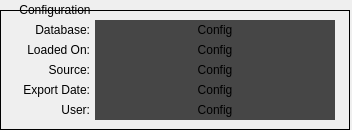
Old version of the form mps_config_embed.ui in the repository ad-build-test/pydm-mps.
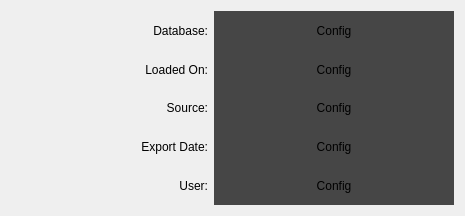
New version of the form. Custom widgets are drawn as their Qt base class.

Patch:
```diff
--- a/mps_config_embed.ui
+++ b/mps_config_embed.ui
@@ -6,100 +6,21 @@
    <rect>
     <x>0</x>
     <y>0</y>
-    <width>352</width>
-    <height>130</height>
+    <width>465</width>
+    <height>216</height>
    </rect>
   </property>
   <property name="windowTitle">
    <string>Form</string>
   </property>
-  <widget class="QFrame" name="frame">
-   <property name="geometry">
-    <rect>
-     <x>0</x>
-     <y>10</y>
-     <width>350</width>
-     <height>120</height>
-    </rect>
-   </property>
-   <property name="frameShape">
-    <enum>QFrame::Box</enum>
-   </property>
-   <property name="frameShadow">
-    <enum>QFrame::Plain</enum>
-   </property>
-   <widget class="QLabel" name="label_2">
-    <property name="geometry">
-     <rect>
-      <x>5</x>
-      <y>10</y>
-      <width>85</width>
-      <height>20</height>
-     </rect>
-    </property>
-    <property name="text">
-     <string>Database:</string>
-    </property>
-    <property name="alignment">
-     <set>Qt::AlignRight|Qt::AlignTrailing|Qt::AlignVCenter</set>
-    </property>
-   </widget>
-   <widget class="PyDMLabel" name="PyDMLabel">
-    <property name="geometry">
-     <rect>
-      <x>95</x>
-      <y>10</y>
-      <width>240</width>
-      <height>20</height>
-     </rect>
-    </property>
-    <property name="toolTip">
-     <string/>
-    </property>
-    <property name="styleSheet">
-     <string notr="true">background-color: rgb(70, 70, 70);</string>
-    </property>
-    <property name="text">
-     <string>Config</string>
-    </property>
-    <property name="alignment">
-     <set>Qt::AlignCenter</set>
-    </property>
-    <property name="margin">
-     <number>3</number>
-    </property>
-    <property name="alarmSensitiveContent" stdset="0">
-     <bool>true</bool>
-    </property>
-    <property name="channel" stdset="0">
-     <string>ca://${P}:CONFIG_VERSION</string>
-    </property>
-   </widget>
-   <widget class="QLabel" name="label_3">
-    <property name="geometry">
-     <rect>
-      <x>5</x>
-      <y>30</y>
-      <width>85</width>
-      <height>20</height>
-     </rect>
-    </property>
-    <property name="text">
-     <string>Loaded On:</string>
-    </property>
-    <property name="alignment">
-     <set>Qt::AlignRight|Qt::AlignTrailing|Qt::AlignVCenter</set>
-    </property>
-   </widget>
+  <layout class="QGridLayout" name="gridLayout_2">
+   <item row="0" column="0">
+    <layout class="QGridLayout" name="gridLayout">
+     <property name="verticalSpacing">
+      <number>0</number>
+     </property>
+     <item row="2" column="0">
    <widget class="QLabel" name="label_4">
-    <property name="geometry">
-     <rect>
-      <x>5</x>
-      <y>50</y>
-      <width>85</width>
-      <height>20</height>
-     </rect>
-    </property>
     <property name="text">
      <string>Source:</string>
     </property>
@@ -107,15 +28,19 @@
      <set>Qt::AlignRight|Qt::AlignTrailing|Qt::AlignVCenter</set>
     </property>
    </widget>
+     </item>
+     <item row="1" column="0">
+      <widget class="QLabel" name="label_3">
+       <property name="text">
+        <string>Loaded On:</string>
+       </property>
+       <property name="alignment">
+        <set>Qt::AlignRight|Qt::AlignTrailing|Qt::AlignVCenter</set>
+       </property>
+      </widget>
+     </item>
+     <item row="3" column="0">
    <widget class="QLabel" name="label_5">
-    <property name="geometry">
-     <rect>
-      <x>5</x>
-      <y>70</y>
-      <width>85</width>
-      <height>20</height>
-     </rect>
-    </property>
     <property name="text">
      <string>Export Date:</string>
     </property>
@@ -123,30 +48,14 @@
      <set>Qt::AlignRight|Qt::AlignTrailing|Qt::AlignVCenter</set>
     </property>
    </widget>
-   <widget class="QLabel" name="label_6">
-    <property name="geometry">
-     <rect>
-      <x>5</x>
-      <y>90</y>
-      <width>85</width>
-      <height>20</height>
-     </rect>
-    </property>
-    <property name="text">
-     <string>User:</string>
-    </property>
-    <property name="alignment">
-     <set>Qt::AlignRight|Qt::AlignTrailing|Qt::AlignVCenter</set>
-    </property>
-   </widget>
-   <widget class="PyDMLabel" name="PyDMLabel_2">
-    <property name="geometry">
-     <rect>
-      <x>95</x>
-      <y>30</y>
+     </item>
+     <item row="3" column="1">
+      <widget class="PyDMLabel" name="PyDMLabel_5">
+       <property name="minimumSize">
+        <size>
       <width>240</width>
-      <height>20</height>
-     </rect>
+         <height>25</height>
+        </size>
     </property>
     <property name="toolTip">
      <string/>
@@ -167,17 +76,27 @@
      <bool>true</bool>
     </property>
     <property name="channel" stdset="0">
-     <string>ca://${P}:ENGINE_START_TIME_STR</string>
-    </property>
-   </widget>
+        <string>ca://${P}:CONFIG_DB_DATE</string>
+       </property>
+      </widget>
+     </item>
+     <item row="0" column="0">
+      <widget class="QLabel" name="label_2">
+       <property name="text">
+        <string>Database:</string>
+       </property>
+       <property name="alignment">
+        <set>Qt::AlignRight|Qt::AlignTrailing|Qt::AlignVCenter</set>
+       </property>
+      </widget>
+     </item>
+     <item row="1" column="1">
    <widget class="PyDMLabel" name="PyDMLabel_3">
-    <property name="geometry">
-     <rect>
-      <x>95</x>
-      <y>50</y>
+       <property name="minimumSize">
+        <size>
       <width>240</width>
-      <height>20</height>
-     </rect>
+         <height>25</height>
+        </size>
     </property>
     <property name="toolTip">
      <string/>
@@ -198,17 +117,17 @@
      <bool>true</bool>
     </property>
     <property name="channel" stdset="0">
-     <string>ca://${P}:CONFIG_DB_SRC</string>
-    </property>
-   </widget>
+        <string>ca://${P}:ENGINE_START_TIME_STR</string>
+       </property>
+      </widget>
+     </item>
+     <item row="2" column="1">
    <widget class="PyDMLabel" name="PyDMLabel_4">
-    <property name="geometry">
-     <rect>
-      <x>95</x>
-      <y>70</y>
+       <property name="minimumSize">
+        <size>
       <width>240</width>
-      <height>20</height>
-     </rect>
+         <height>25</height>
+        </size>
     </property>
     <property name="toolTip">
      <string/>
@@ -229,17 +148,58 @@
      <bool>true</bool>
     </property>
     <property name="channel" stdset="0">
-     <string>ca://${P}:CONFIG_DB_DATE</string>
-    </property>
-   </widget>
-   <widget class="PyDMLabel" name="PyDMLabel_5">
-    <property name="geometry">
-     <rect>
-      <x>95</x>
-      <y>90</y>
+        <string>ca://${P}:CONFIG_DB_SRC</string>
+       </property>
+      </widget>
+     </item>
+     <item row="0" column="1">
+      <widget class="PyDMLabel" name="PyDMLabel_2">
+       <property name="minimumSize">
+        <size>
       <width>240</width>
-      <height>20</height>
-     </rect>
+         <height>25</height>
+        </size>
+       </property>
+       <property name="toolTip">
+        <string/>
+       </property>
+       <property name="styleSheet">
+        <string notr="true">background-color: rgb(70, 70, 70);</string>
+       </property>
+       <property name="text">
+        <string>Config</string>
+       </property>
+       <property name="alignment">
+        <set>Qt::AlignCenter</set>
+       </property>
+       <property name="margin">
+        <number>3</number>
+       </property>
+       <property name="alarmSensitiveContent" stdset="0">
+        <bool>true</bool>
+       </property>
+       <property name="channel" stdset="0">
+        <string>ca://${P}:CONFIG_VERSION</string>
+       </property>
+      </widget>
+     </item>
+     <item row="4" column="0">
+      <widget class="QLabel" name="label_6">
+       <property name="text">
+        <string>User:</string>
+       </property>
+       <property name="alignment">
+        <set>Qt::AlignRight|Qt::AlignTrailing|Qt::AlignVCenter</set>
+       </property>
+      </widget>
+     </item>
+     <item row="4" column="1">
+      <widget class="PyDMLabel" name="PyDMLabel_6">
+       <property name="minimumSize">
+        <size>
+         <width>240</width>
+         <height>25</height>
+        </size>
     </property>
     <property name="toolTip">
      <string/>
@@ -263,23 +223,10 @@
      <string>ca://${P}:CONFIG_DB_USER</string>
     </property>
    </widget>
-  </widget>
-  <widget class="QLabel" name="label">
-   <property name="geometry">
-    <rect>
-     <x>10</x>
-     <y>0</y>
-     <width>90</width>
-     <height>20</height>
-    </rect>
-   </property>
-   <property name="text">
-    <string>Configuration</string>
-   </property>
-   <property name="alignment">
-    <set>Qt::AlignCenter</set>
-   </property>
-  </widget>
+     </item>
+    </layout>
+   </item>
+  </layout>
  </widget>
  <customwidgets>
   <customwidget>
```
Lines whose indentation alone changed are shown as unchanged.
